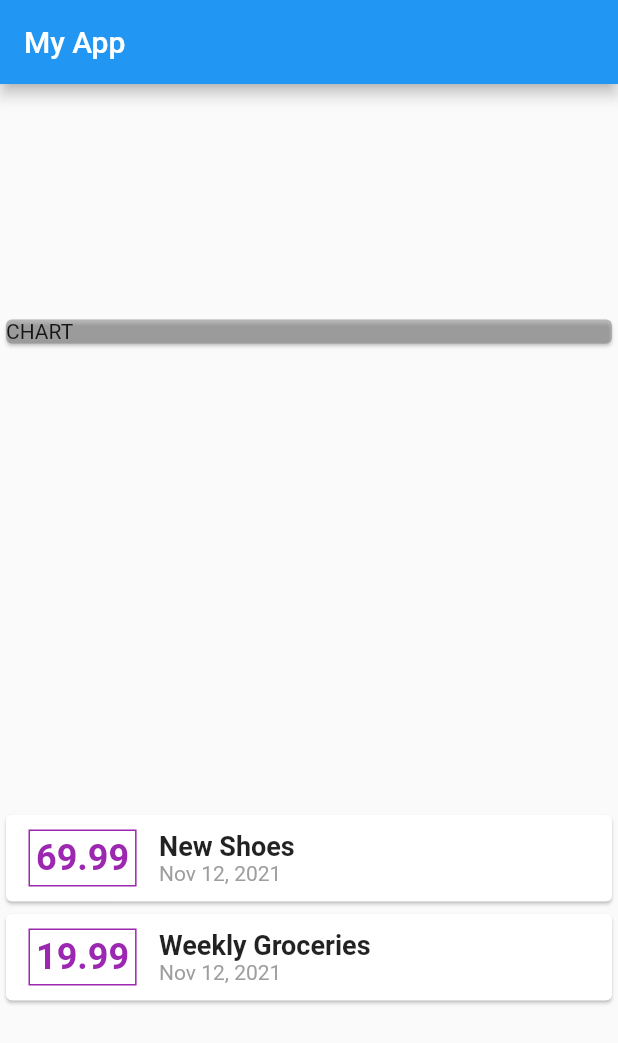
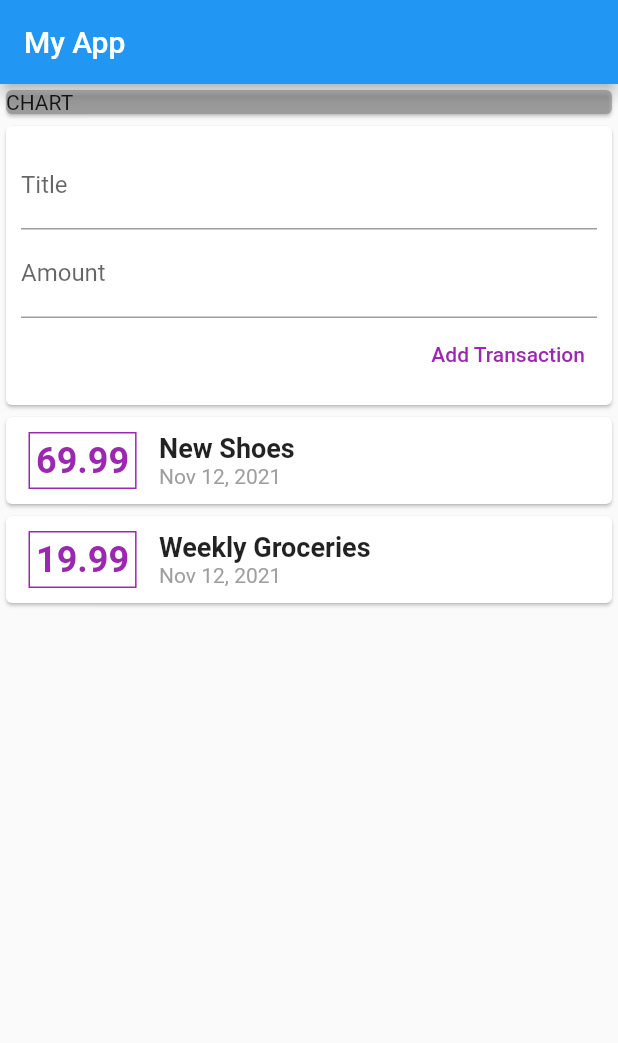
Before and after one commit to aj2460/Expense-calc, a Flutter app: the screen it shows after launch, on a phone screen of 412 x 824 dp. Shown: the top 1043 px of the screen. Run offline on Flutter 3.47's test engine with Material 2 defaults, Android fonts, the phone set to English and light mode, and no system bars.

Commit message:
Add text field for input and button to save it

```diff
--- a/lib/main.dart
+++ b/lib/main.dart
@@ -33,7 +33,7 @@
         title: Text("My App"),
       ),
       body: Column(
-        mainAxisAlignment: MainAxisAlignment.spaceAround,
+        mainAxisAlignment: MainAxisAlignment.start,
         crossAxisAlignment: CrossAxisAlignment.center,
         children: [
           Container(
@@ -41,6 +41,29 @@
             child: Card(
               color: Color.fromRGBO(128, 128, 128, .5),
               child: Text("CHART"),
+            ),
+          ),
+          Card(
+            child: Container(
+              padding: EdgeInsets.all(10),
+              child: Column(
+                crossAxisAlignment: CrossAxisAlignment.end,
+                children: [
+                  TextField(
+                    decoration: InputDecoration(labelText: "Title"),
+                  ),
+                  TextField(
+                    decoration: InputDecoration(labelText: "Amount"),
+                  ),
+                  TextButton(
+                    onPressed: () {},
+                    child: Text(
+                      "Add Transaction",
+                      style: TextStyle(color: Colors.purple),
+                    ),
+                  )
+                ],
+              ),
             ),
           ),
           Column(
```
